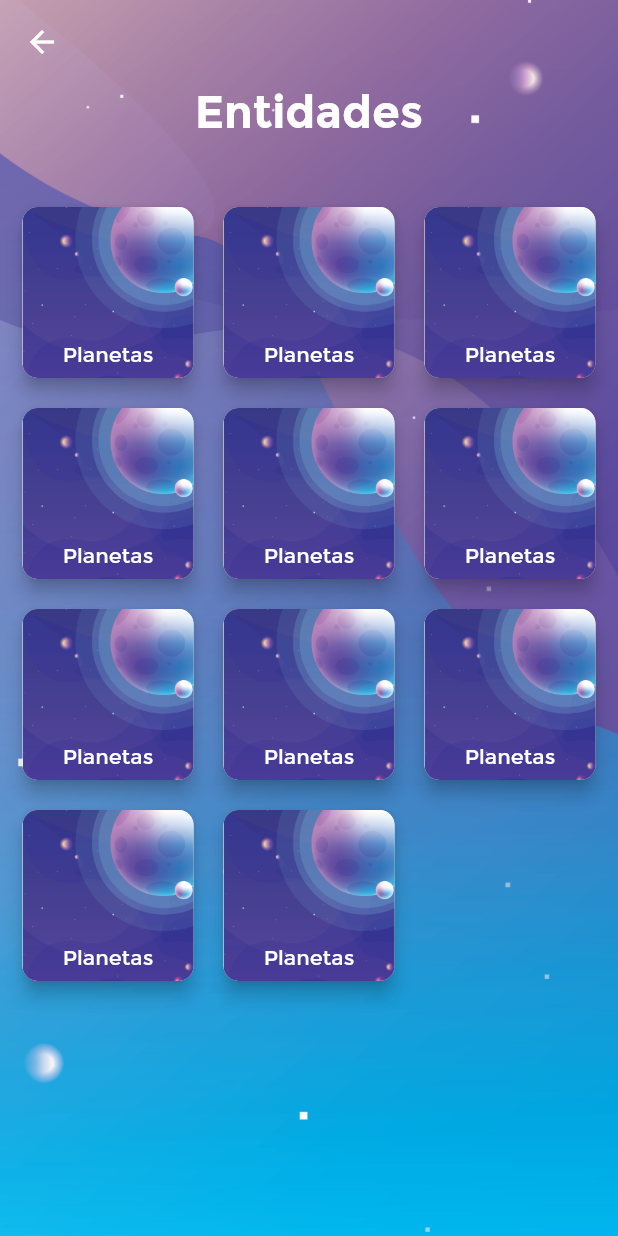
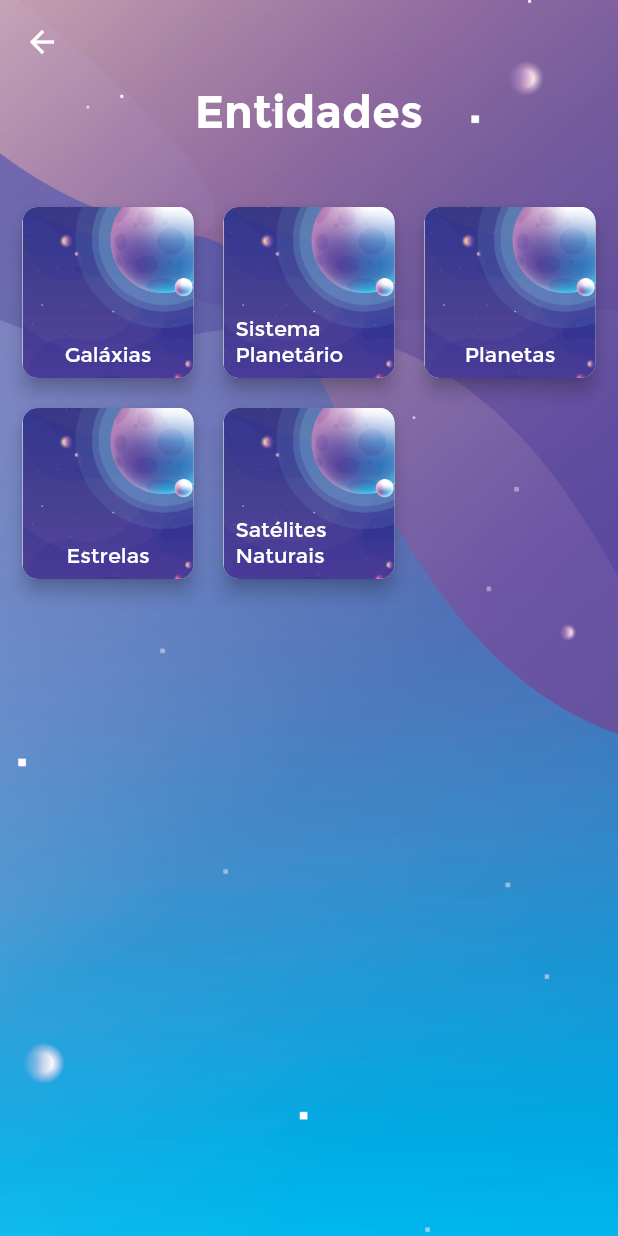
Before and after one commit to Eufranio/myplanets, a Flutter app: the ListEntitiesScreen screen opened by its route, on a phone screen of 412 x 824 dp. Run offline on Flutter 3.47's test engine with Material 2 defaults, Android fonts, the phone set to English and light mode, and no system bars; our stand-ins replace cloud_firestore, firebase_auth, get_it; accounts and stored records are empty.

Commit message:
create the CRUD of other entities and register them abstract the edit/list screens more add the planet CRUD implementation

```diff
--- a/lib/AuthService.dart
+++ b/lib/AuthService.dart
@@ -9,11 +9,10 @@ class AuthService with ChangeNotifier {
 
   Future<FirebaseUser> loginUser({String email, String password}) async {
     try {
-      var result = await FirebaseAuth.instance
-          .signInWithEmailAndPassword(email: email, password: password);
+      var result = await FirebaseAuth.instance.signInWithEmailAndPassword(email: email, password: password);
       notifyListeners();
       return result.user;
-    }  catch (e) {
+    } catch (e) {
       throw new AuthException(e.code, e.message);
     }
   }
--- a/lib/core/api/crud.dart
+++ b/lib/core/api/crud.dart
@@ -36,7 +36,7 @@ abstract class CRUD<T extends ObjectManager<Model>> with ChangeNotifier {
     return;
   }
 
-  Future addProduct(Model data) async {
+  Future addModel(Model data) async {
     var result = await api.addDocument(api.toJson(data));
     return;
   }
--- /dev/null
+++ b/lib/core/services/galaxyCrud.dart
@@ -0,0 +1,6 @@
+import 'package:planets/core/api/crud.dart';
+import 'package:planets/core/api/object_api.dart';
+
+class GalaxyCRUD extends CRUD<Galaxies> {
+
+}
--- /dev/null
+++ b/lib/core/services/satelliteCrud.dart
@@ -0,0 +1,6 @@
+import 'package:planets/core/api/crud.dart';
+import 'package:planets/core/api/object_api.dart';
+
+class SatelliteCRUD extends CRUD<Satellites> {
+
+}
--- /dev/null
+++ b/lib/core/services/starCrud.dart
@@ -0,0 +1,6 @@
+import 'package:planets/core/api/crud.dart';
+import 'package:planets/core/api/object_api.dart';
+
+class StarCRUD extends CRUD<Stars> {
+
+}
--- /dev/null
+++ b/lib/core/services/systemCrud.dart
@@ -0,0 +1,6 @@
+import 'package:planets/core/api/crud.dart';
+import 'package:planets/core/api/object_api.dart';
+
+class SystemCRUD extends CRUD<Systems> {
+
+}
--- a/lib/core/viewmodels/planetModel.dart
+++ b/lib/core/viewmodels/planetModel.dart
@@ -12,7 +12,7 @@ class Planet extends Model {
       gravity,
       composition;
 
-  List<String> satellites, stars;
+  List<String> satellites = [], stars = [];
 
   Planet({this.id, this.name, this.size, this.weight, this.gravity, this.composition, this.satellites, this.stars});
 
--- a/lib/core/viewmodels/star.dart
+++ b/lib/core/viewmodels/star.dart
@@ -2,7 +2,7 @@ import 'package:flutter/cupertino.dart';
 
 import 'model.dart';
 
-class System extends Model {
+class Star extends Model {
 
   String id,
       name,
@@ -15,9 +15,9 @@ class System extends Model {
 
   bool isBlackHole;
 
-  System({this.id, this.name, this.age, this.size, this.distance, this.death, this.type, this.isBlackHole});
+  Star({this.id, this.name, this.age, this.size, this.distance, this.death, this.type, this.isBlackHole});
 
-  System.fromMap(String id, Map snapshot) :
+  Star.fromMap(String id, Map snapshot) :
         id = id,
         name = snapshot['name'],
         age = snapshot['age'],
--- a/lib/ui/views/list_entities.dart
+++ b/lib/ui/views/list_entities.dart
@@ -1,4 +1,8 @@
 import 'package:flutter/material.dart';
+import 'package:planets/core/services/galaxyCrud.dart';
+import 'package:planets/core/services/starCrud.dart';
+import 'package:planets/core/services/systemCrud.dart';
+import 'package:planets/ui/views/info/planet/new_planet.dart';
 import 'package:planets/ui/widgets/widgets.dart';
 import 'list_entities_specific.dart';
 import 'package:planets/core/services/planetCrud.dart';
@@ -44,17 +48,23 @@ class ListEntitiesScreen extends StatelessWidget {
       crossAxisCount: 3,
       mainAxisSpacing: 20,
       crossAxisSpacing: 20,
-      children: List.generate(11, (_) => buildButton(context))
+      children: [
+        buildButton(context, ListEntitiesSpecificScreen<GalaxyCRUD>(EditPlanetScreen(planet: null)), 'Galáxias'),
+        buildButton(context, ListEntitiesSpecificScreen<SystemCRUD>(EditPlanetScreen(planet: null)), 'Sistema Planetário'),
+        buildButton(context, ListEntitiesSpecificScreen<PlanetCRUD>(EditPlanetScreen(planet: null)), 'Planetas'),
+        buildButton(context, ListEntitiesSpecificScreen<StarCRUD>(EditPlanetScreen(planet: null)), 'Estrelas'),
+        buildButton(context, ListEntitiesSpecificScreen<GalaxyCRUD>(EditPlanetScreen(planet: null)), 'Satélites Naturais')
+      ]
     );
   }
 
-  Widget buildButton(context) {
+  Widget buildButton(context, nextScreen, text) {
     return ImageButton(
           image: AssetImage('assets/list-button-bg.png'),
-          child: Text('Planetas'),
+          child: Text(text),
           align: Alignment.bottomCenter,
           padding: EdgeInsets.all(8),
-          onPressed: () => Navigator.push(context, MaterialPageRoute(builder: (_) => ListEntitiesSpecificScreen<PlanetCRUD>()))
+          onPressed: () => Navigator.push(context, MaterialPageRoute(builder: (_) => nextScreen))
       );
   }
 }
```
Also changed, not shown: lib/core/api/object_api.dart (+54 -0 lines), lib/locator.dart (+16 -0 lines), lib/main.dart (+8 -0 lines), lib/ui/views/info/planet/new_planet.dart (+44 -9 lines), lib/ui/views/info/planet/planet_info.dart (+7 -2 lines), lib/ui/views/list_entities_specific.dart (+15 -14 lines).
